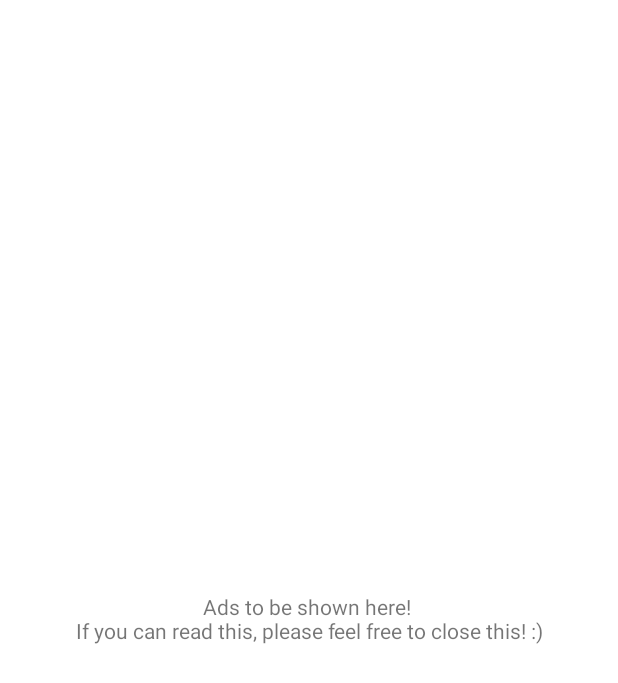
After one commit to ajeetAk47/DoNotDisturb, an Android app: the InterstitialAdActivity screen opened directly, with no data from a screen before it, on a phone screen of 412 x 824 dp. The commit adds this screen. Shown: the top 683 px of the screen. Run offline under Robolectric (Android 15) with nearby library versions, the phone set to English and light mode, and no system bars; our stand-ins replace AdMob; 1 statement that could not run was skipped.

Commit message:
ready to Publish

```diff
--- /dev/null
+++ b/app/src/main/java/com/ak47/doNotDisturb/Activities/InterstitialAdActivity.java
@@ -0,0 +1,38 @@
+package com.ak47.doNotDisturb.Activities;
+
+import android.os.Bundle;
+import android.util.Log;
+
+import androidx.appcompat.app.AppCompatActivity;
+
+import com.ak47.doNotDisturb.Helper.InterstitialAdManager;
+import com.ak47.doNotDisturb.R;
+import com.google.android.gms.ads.AdListener;
+import com.google.android.gms.ads.InterstitialAd;
+
+public class InterstitialAdActivity extends AppCompatActivity {
+    String TAG = "Logging - InterstitialAdActivity";
+
+    @Override
+    protected void onCreate(Bundle savedInstanceState) {
+        super.onCreate(savedInstanceState);
+        setContentView(R.layout.activity_interstitial_ad);
+        Log.e(TAG, "onCreate: " + "activity started");
+        InterstitialAdManager interstitialAdManager = InterstitialAdManager.getInstance();
+        InterstitialAd interstitialAd = interstitialAdManager.getInterstitialAd();
+        if (interstitialAd == null) {
+            Log.e(TAG, "onCreate: " + "ad is null");
+            finish();
+        }
+
+        if (interstitialAd != null && interstitialAd.isLoaded()) {
+            interstitialAd.show();
+            interstitialAd.setAdListener(new AdListener() {
+                @Override
+                public void onAdClosed() {
+                    finish();
+                }
+            });
+        }
+    }
+}
--- /dev/null
+++ b/app/src/main/java/com/ak47/doNotDisturb/Helper/InterstitialAdManager.java
@@ -0,0 +1,32 @@
+package com.ak47.doNotDisturb.Helper;
+
+import android.util.Log;
+
+import com.google.android.gms.ads.InterstitialAd;
+
+public class InterstitialAdManager {
+    private static String TAG = "Logging - InterstitialAdManager";
+    // Singleton Class support
+    private static InterstitialAdManager interstitialAdManagerSingleton;
+    private InterstitialAd interstitialAd;
+
+    private InterstitialAdManager() {
+    }
+
+    public static InterstitialAdManager getInstance() {
+        if (interstitialAdManagerSingleton == null) {
+            Log.e(TAG, "getInstance: " + "instance is null...");
+            interstitialAdManagerSingleton = new InterstitialAdManager();
+        }
+        return interstitialAdManagerSingleton;
+    }
+
+    // Normal class support
+    public InterstitialAd getInterstitialAd() {
+        return this.interstitialAd;
+    }
+
+    public void setInterstitialAd(InterstitialAd interstitialAd) {
+        this.interstitialAd = interstitialAd;
+    }
+}
--- /dev/null
+++ b/app/src/main/res/layout/activity_interstitial_ad.xml
@@ -0,0 +1,18 @@
+<?xml version="1.0" encoding="utf-8"?>
+<androidx.constraintlayout.widget.ConstraintLayout xmlns:android="http://schemas.android.com/apk/res/android"
+    xmlns:app="http://schemas.android.com/apk/res-auto"
+    xmlns:tools="http://schemas.android.com/tools"
+    android:layout_width="match_parent"
+    android:layout_height="match_parent"
+    tools:context="com.ak47.doNotDisturb.Activities.InterstitialAdActivity">
+
+    <TextView
+        android:layout_width="wrap_content"
+        android:layout_height="wrap_content"
+        android:text="@string/ads_to_be_shown_here"
+        android:textAlignment="center"
+        app:layout_constraintBottom_toBottomOf="parent"
+        app:layout_constraintEnd_toEndOf="parent"
+        app:layout_constraintStart_toStartOf="parent"
+        app:layout_constraintTop_toTopOf="parent" />
+</androidx.constraintlayout.widget.ConstraintLayout>
--- a/build.gradle
+++ b/build.gradle
@@ -9,6 +9,7 @@ buildscript {
     }
     dependencies {
         classpath 'com.android.tools.build:gradle:3.6.3'
+        classpath 'com.google.gms:google-services:4.3.3'
 
 
         // NOTE: Do not place your application dependencies here; they belong
```
Also changed, not shown: app/build.gradle (+5 -5 lines), app/src/main/AndroidManifest.xml (+24 -13 lines), app/src/main/java/com/ak47/doNotDisturb/Activities/MainActivity.java (+18 -6 lines), app/src/main/java/com/ak47/doNotDisturb/Application/App.java (+17 -0 lines), app/src/main/java/com/ak47/doNotDisturb/Service/AdLoadForegroundService.java (added, +99 -0 lines), app/src/main/java/com/ak47/doNotDisturb/Service/HelperForegroundService.java (+18 -5 lines), app/src/main/java/com/ak47/doNotDisturb/Worker/AdLoadAndShowWorker.java (added, +50 -0 lines), app/src/main/res/layout/activity_main.xml (+10 -0 lines), app/src/main/res/values/strings.xml (+9 -3 lines), 1 other file.
